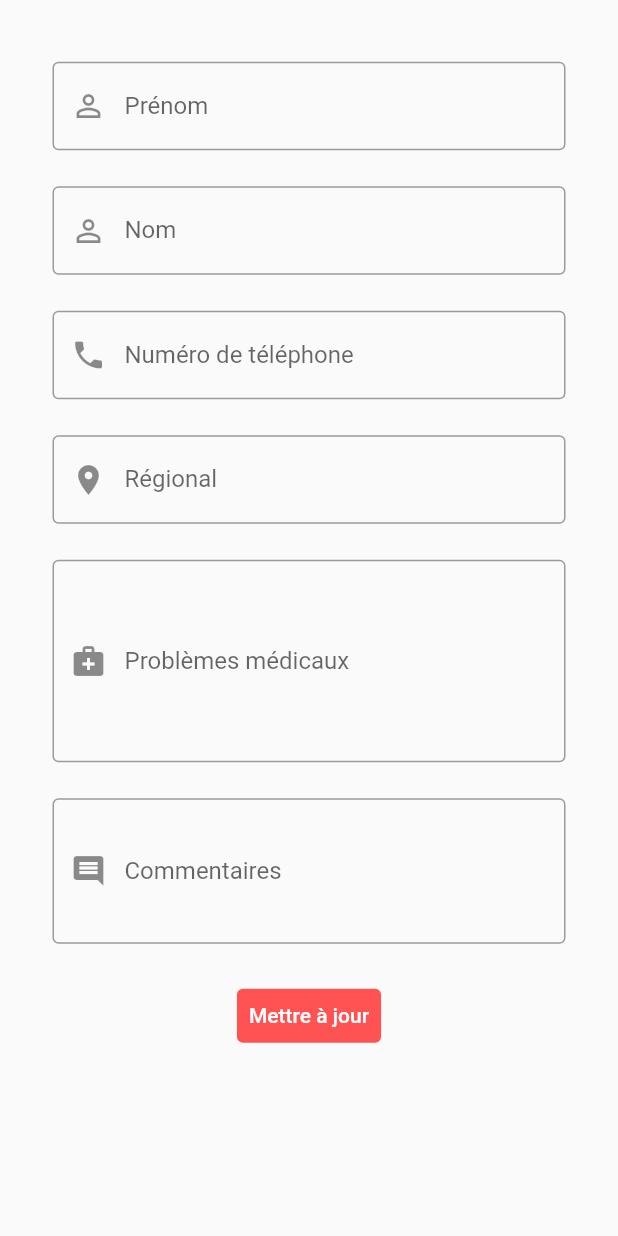
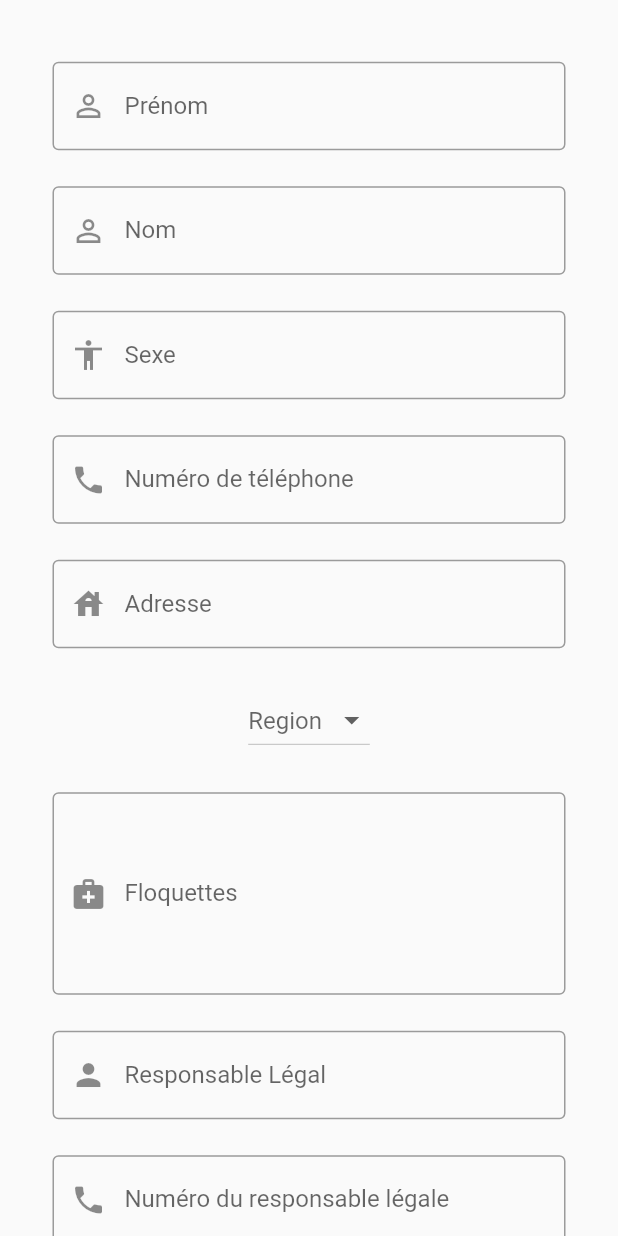
Before and after one commit to T-ramissU/bleu-manager, a Flutter app: the EditPage screen opened directly with empty values, on a phone screen of 412 x 824 dp. Run offline on Flutter 3.47's test engine with Material 2 defaults, Android fonts, the phone set to English and light mode, and no system bars; our stand-ins replace flutter_secure_storage, tuple; accounts and stored records are empty.

Commit message:
edit page finished

```diff
--- a/bleumanager/lib/widget/edit_page.dart
+++ b/bleumanager/lib/widget/edit_page.dart
@@ -22,7 +22,6 @@ class _EditPageState extends State<EditPage> {
   final regioController = TextEditingController();
   final medicalController = TextEditingController();
   final locController = TextEditingController();
-  final ageController = TextEditingController();
   final bdController = TextEditingController();
   final sexeController = TextEditingController();
   final respController = TextEditingController();
@@ -45,7 +44,6 @@ class _EditPageState extends State<EditPage> {
     medicalController.addListener(() => setState(() {}));
     sexeController.addListener(() => setState(() {}));
     locController.addListener(() => setState(() {}));
-    ageController.addListener(() => setState(() {}));
     bdController.addListener(() => setState(() {}));
     respController.addListener(() => setState(() {}));
     telrespController.addListener(() => setState(() {}));
@@ -79,14 +77,20 @@ class _EditPageState extends State<EditPage> {
                     const SizedBox(height: 24),
                     buildLName(bleu),
                     const SizedBox(height: 24),
+                    buildSexe(bleu),
+                    const SizedBox(height:24),
                     buildNumber(bleu),
+                    const SizedBox(height:24),
+                    buildLoc(bleu),
                     const SizedBox(height: 24),
-                    buildLocation(bleu),
+                    buildRegio(bleu),
                     const SizedBox(height: 24),
                     buildMedical(bleu),
                     const SizedBox(height: 24),
-                    buildCom(bleu),
+                    buildResp(bleu),
                     const SizedBox(height: 24),
+                    buildTelResp(bleu),
+                    const SizedBox(height:24),
                     TextButton(
                       style: TextButton.styleFrom(
                         foregroundColor: Colors.white,
@@ -120,7 +124,6 @@ class _EditPageState extends State<EditPage> {
         // suggests emails when keyboard is opened if any saved
         textInputAction: TextInputAction.done,
       );
-
   Widget buildLName(Bleu bleu) => TextField(
         controller: TextEditingController()..text = bleu.lastname,
         decoration: const InputDecoration(
@@ -132,7 +135,6 @@ class _EditPageState extends State<EditPage> {
         keyboardType: TextInputType.name,
         textInputAction: TextInputAction.done,
       );
-
   Widget buildNumber(Bleu bleu) => TextField(
         controller: TextEditingController()..text = bleu.tel,
         decoration: const InputDecoration(
@@ -144,24 +146,11 @@ class _EditPageState extends State<EditPage> {
         // suggests emails when keyboard is opened if any saved
         textInputAction: TextInputAction.done,
       );
-
-  Widget buildLocation(Bleu bleu) => TextField(
-        controller: TextEditingController()..text = bleu.regio,
-        decoration: const InputDecoration(
-          border: OutlineInputBorder(),
-          labelText: 'Régional',
-          prefixIcon: Icon(Icons.location_on),
-        ),
-        keyboardType: TextInputType.text,
-        // suggests emails when keyboard is opened if any saved
-        textInputAction: TextInputAction.done,
-      );
-
   Widget buildMedical(Bleu bleu) => TextField(
         controller: TextEditingController()..text = bleu.med,
         decoration: const InputDecoration(
           border: OutlineInputBorder(),
-          labelText: 'Problèmes médicaux',
+          labelText: 'Floquettes',
           prefixIcon: Icon(Icons.medical_services),
         ),
         keyboardType: TextInputType.multiline,
@@ -170,18 +159,67 @@ class _EditPageState extends State<EditPage> {
         maxLines: null,
         minLines: 5,
       );
+  Widget buildSexe(Bleu bleu) => TextField(
+    controller: TextEditingController()..text = bleu.sexe,
+    decoration: const InputDecoration(
+      border: OutlineInputBorder(),
+      labelText: 'Sexe',
+      prefixIcon: Icon(Icons.accessibility_sharp),
+    ),
+    keyboardType: TextInputType.text,
+    // suggests emails when keyboard is opened if any saved
+    textInputAction: TextInputAction.done,
+  );
+  Widget buildLoc(Bleu bleu) => TextField(
+    controller: TextEditingController()..text = bleu.loc,
+    decoration: const InputDecoration(
+      border: OutlineInputBorder(),
+      labelText: 'Adresse',
+      prefixIcon: Icon(Icons.house),
+    ),
+    keyboardType: TextInputType.text,
+    // suggests emails when keyboard is opened if any saved
+    textInputAction: TextInputAction.done,
+  );
+  Widget buildRegio(Bleu bleu)=>DropdownButton<String>(
+  value: bleu.regio,
+  hint: const Text("Region"),
+  onChanged: (String? value) {
+  // This is called when the user selects an item.
+  setState(() {
+  bleu.regio = value!;
+  });
+  },
+  items: bleuAllRegio.map<DropdownMenuItem<String>>((String regio) {
+  return DropdownMenuItem<String>(
+  value: regio,
+  child: Text(regio),
+  );
+  }).toList(),
+  );
+  Widget buildResp(Bleu bleu) => TextField(
+    controller: TextEditingController()..text = bleu.resp,
+    decoration: const InputDecoration(
+      border: OutlineInputBorder(),
+      labelText: 'Responsable Légal',
+      prefixIcon: Icon(Icons.person),
+    ),
+    keyboardType: TextInputType.text,
+    // suggests emails when keyboard is opened if any saved
+    textInputAction: TextInputAction.done,
+  );
+  Widget buildTelResp(Bleu bleu) => TextField(
+    controller: TextEditingController()..text = bleu.telresp,
+    decoration: const InputDecoration(
+      border: OutlineInputBorder(),
+      labelText: 'Numéro du responsable légale',
+      prefixIcon: Icon(Icons.phone),
+    ),
+    keyboardType: TextInputType.number,
+    // suggests emails when keyboard is opened if any saved
+    textInputAction: TextInputAction.done,
+  );
+  void update(Bleu bleu){
 
-  Widget buildCom(Bleu bleu) => TextField(
-        controller: TextEditingController()..text = bleu.com,
-        decoration: const InputDecoration(
-          border: OutlineInputBorder(),
-          labelText: 'Commentaires',
-          prefixIcon: Icon(Icons.comment),
-        ),
-        keyboardType: TextInputType.multiline,
-        // suggests emails when keyboard is opened if any saved
-        textInputAction: TextInputAction.done,
-        maxLines: null,
-        minLines: 3,
-      );
+  }
 }
```
